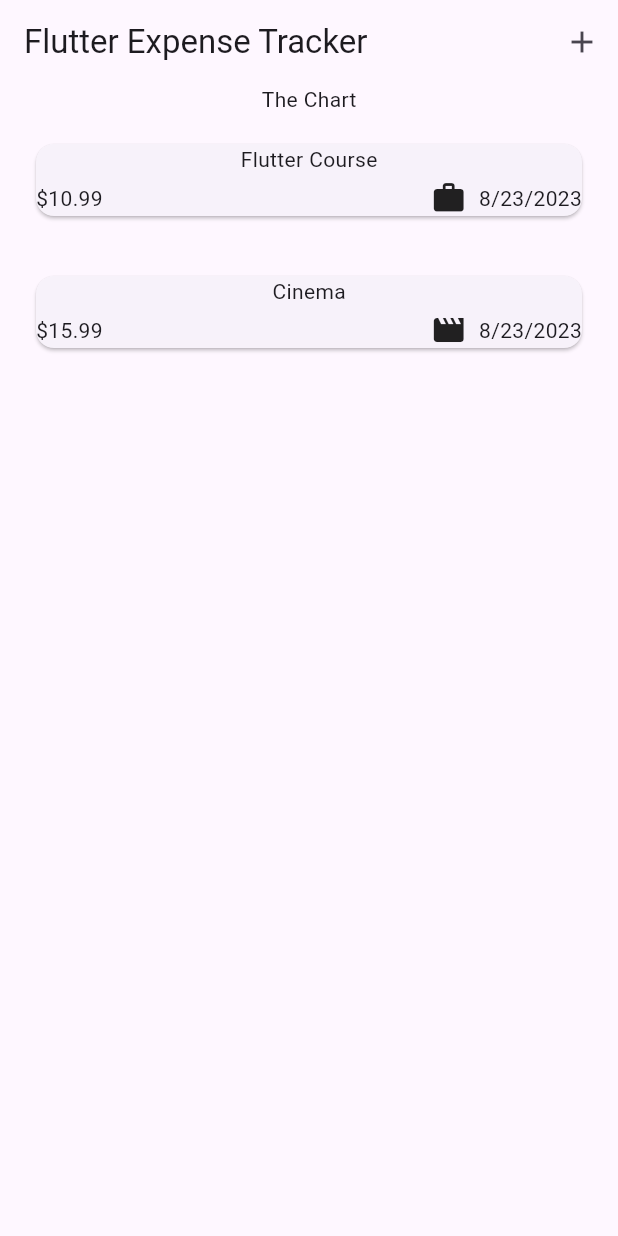
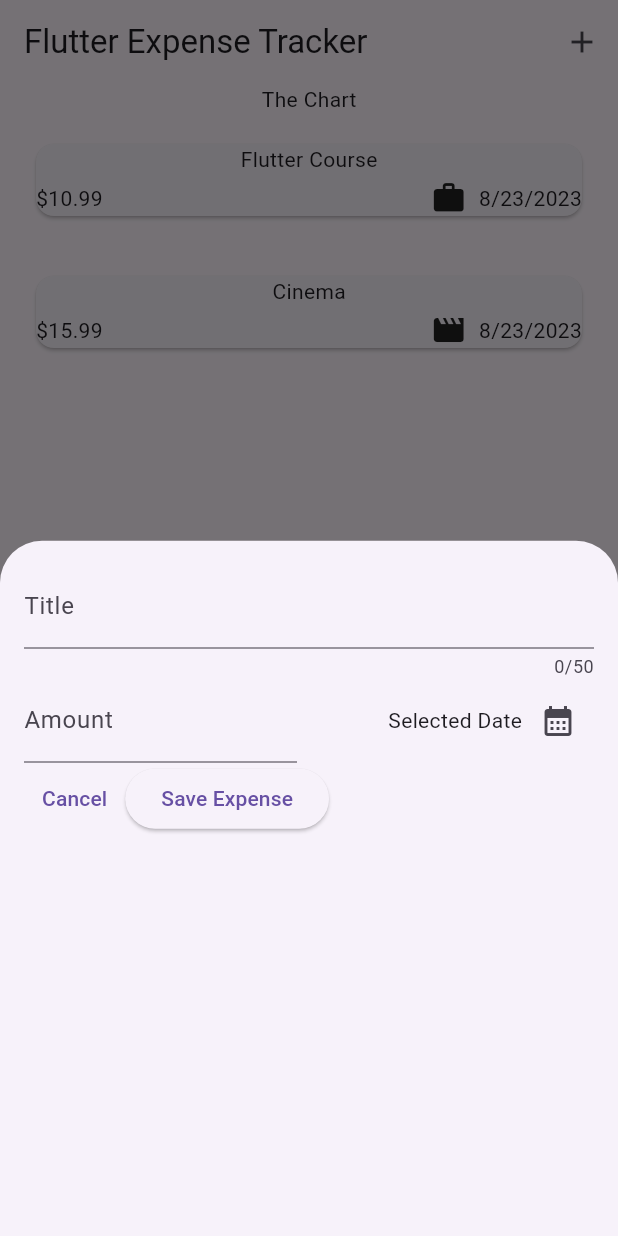
Before and after one commit to sophiagavrila/flutter_expense_tracker, a Flutter app: the screen it shows after launch, after a tap on the "add" icon, on a phone screen of 412 x 824 dp. Run offline on Flutter 3.47's test engine with Material 2 defaults, Android fonts, the phone set to English and light mode, and no system bars.

Commit message:
add date-picker - sync

```diff
--- a/lib/widgets/expenses.dart
+++ b/lib/widgets/expenses.dart
@@ -1,3 +1,4 @@
+import 'package:expense_tracker/widgets/new_expense.dart';
 import 'package:flutter/material.dart';
 import 'package:expense_tracker/models/expense.dart';
 import 'package:expense_tracker/widgets/expenses_list/expenses_list.dart';
@@ -16,6 +17,12 @@
     Expense(title: 'Cinema', amount: 15.99, date: DateTime.now(), category: Category.leisure),
   ];
 
+  _openAddExpenseOverlay() {
+    showModalBottomSheet(
+      context: context,
+      builder: (ctx) => const NewExpense());
+  }
+
   @override
   Widget build(BuildContext context) {
     return Scaffold(
@@ -23,7 +30,7 @@
         title: const Text('Flutter Expense Tracker'),
         actions: [
           IconButton(
-            onPressed: () {},
+            onPressed: _openAddExpenseOverlay,
             icon: const Icon(Icons.add)
           )
         ],
--- /dev/null
+++ b/lib/widgets/new_expense.dart
@@ -0,0 +1,95 @@
+import 'package:flutter/material.dart';
+
+class NewExpense extends StatefulWidget {
+  const NewExpense({super.key});
+
+  @override
+  State<NewExpense> createState() => _NewExpenseState();
+}
+
+class _NewExpenseState extends State<NewExpense> {
+  final _titleController = TextEditingController();
+  final _amountController = TextEditingController();
+
+  void _presentDatePicker() {
+    final now = DateTime.now();
+    final firstDate = DateTime(now.year - 1, now.month, now.day);
+    showDatePicker(
+      context: context,
+      initialDate: now,
+      firstDate: firstDate,
+      lastDate: now);
+  }
+
+  @override
+  void dispose() {
+    _titleController.dispose();
+    _amountController.dispose();
+    super.dispose();
+  }
+
+  @override
+  Widget build(BuildContext context) {
+    return Padding(
+      padding: const EdgeInsets.all(16),
+      child: Column(
+        children: [
+          TextField(
+            controller: _titleController,
+            maxLength: 50,
+            decoration: const InputDecoration(
+              label: Text('Title'),
+            ),
+          ),
+          Row(
+            children: [
+              Expanded(
+                child: TextField(
+                  controller: _amountController,
+                  keyboardType: TextInputType.number,
+                  decoration: const InputDecoration(
+                    prefixText: '\$ ',
+                    label: Text('Amount'),
+                  ),
+                ),
+              ),
+              const SizedBox(width: 16),
+              Expanded(
+                child: Row(
+                  mainAxisAlignment: MainAxisAlignment.end,
+                  crossAxisAlignment: CrossAxisAlignment.center,
+                  children: [
+                    const Text('Selected Date'),
+                    IconButton(
+                      onPressed: _presentDatePicker,
+                      icon: const Icon(
+                        Icons.calendar_month,
+                      ),
+                    ),
+                  ],
+                ),
+              ),
+            ],
+          ),
+          Row(
+            children: [
+              TextButton(
+                onPressed: () {
+                  Navigator.pop(context);
+                },
+                child: const Text('Cancel'),
+              ),
+              ElevatedButton(
+                onPressed: () {
+                  print(_titleController.text);
+                  print(_amountController.text);
+                },
+                child: const Text('Save Expense'),
+              ),
+            ],
+          ),
+        ],
+      ),
+    );
+  }
+}
```
